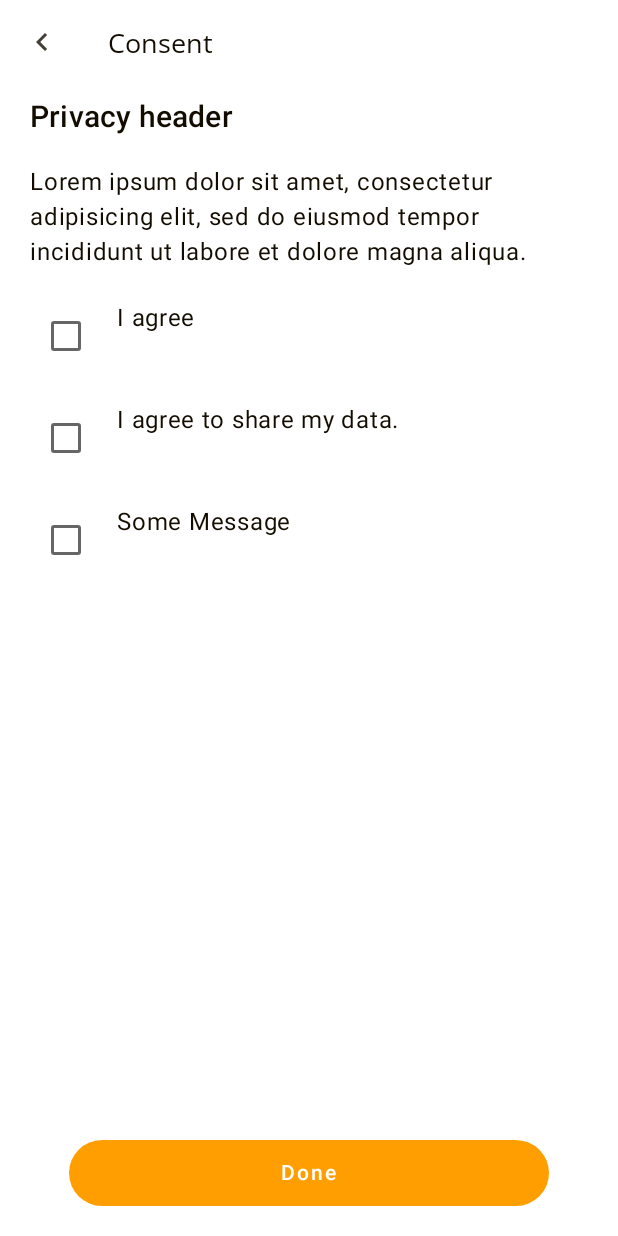
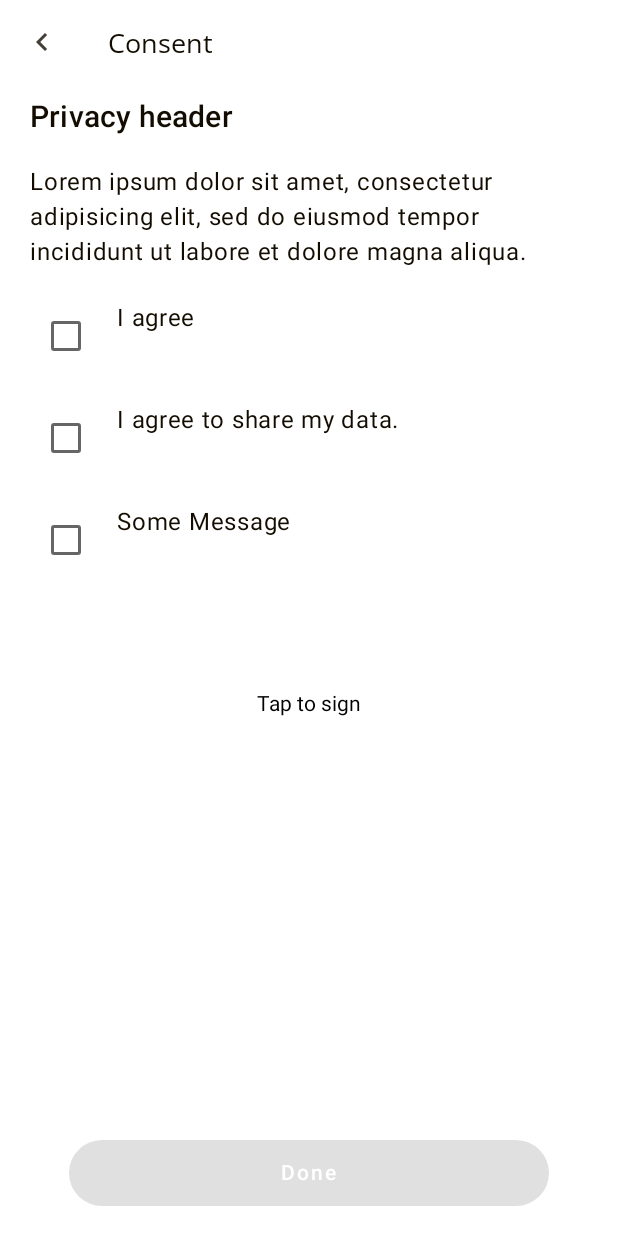
Before and after one commit to jjyun-do/app-sdk, an Android app built with Jetpack Compose: the @Preview function ConsentTextLayoutPreview, on a phone screen of 412 x 824 dp. Run offline under Robolectric (Android 15) with nearby library versions, the phone set to English and light mode, and no system bars.

Commit message:
:sparkles: Apply SignatureLayout on ConsentTextScreen. (#54)
* :sparkles: Apply SignatureLayout on ConsentTextScreen.

Signed-off-by: culater.kwak <culater.kwak@samsung.com>

* fix the ktlintcheck error

```diff
--- a/sdk/src/main/java/com/samsung/healthcare/research/step/ConsentTextStep.kt
+++ b/sdk/src/main/java/com/samsung/healthcare/research/step/ConsentTextStep.kt
@@ -1,7 +1,7 @@
 package com.samsung.healthcare.research.step
 
 import androidx.compose.runtime.Composable
-import com.samsung.healthcare.research.view.layout.ConsentTextLayout
+import com.samsung.healthcare.research.view.layout.ConsentTextScreen
 
 class ConsentTextStep(
     id: String,
@@ -12,7 +12,7 @@ class ConsentTextStep(
     onCompleted: (Boolean) -> Unit,
     private val layout: @Composable (String, String, String, List<String>, () -> Unit) -> Unit =
         { title, subTitle, description, checkBoxTexts, callback ->
-            ConsentTextLayout(title, subTitle, description, checkBoxTexts) { callback() }
+            ConsentTextScreen(title, subTitle, description, checkBoxTexts) { callback() }
         }
 ) : Step<Boolean>(id, onCompleted) {
     override val composable: @Composable () -> Unit = {
--- a/sdk/src/main/java/com/samsung/healthcare/research/theme/AppColors.kt
+++ b/sdk/src/main/java/com/samsung/healthcare/research/theme/AppColors.kt
@@ -23,6 +23,7 @@ class AppColors(
     onError: Color,
     isLight: Boolean,
     // Extension
+    lightBackground: Color,
     primaryDark: Color,
     textPrimary: Color,
     textPrimaryAccent: Color,
@@ -68,6 +69,9 @@ class AppColors(
     var isLight by mutableStateOf(isLight)
         private set
 
+    var lightBackground by mutableStateOf(lightBackground)
+        private set
+
     var primaryDark by mutableStateOf(primaryDark)
         private set
 
@@ -97,6 +101,7 @@ class AppColors(
         onSurface: Color = this.onSurface,
         onError: Color = this.onError,
         isLight: Boolean = this.isLight,
+        lightBackground: Color = this.lightBackground,
         primaryDark: Color = this.primaryDark,
         textPrimary: Color = this.textPrimary,
         textPrimaryAccent: Color = this.textPrimaryAccent,
@@ -116,6 +121,7 @@ class AppColors(
         onSurface,
         onError,
         isLight,
+        lightBackground,
         primaryDark,
         textPrimary,
         textPrimaryAccent,
@@ -137,6 +143,7 @@ class AppColors(
         onSurface = other.onSurface
         onError = other.onError
         isLight = other.isLight
+        lightBackground = other.lightBackground
         primaryDark = other.primaryDark
         textPrimary = other.textPrimary
         textPrimaryAccent = other.textPrimaryAccent
@@ -177,6 +184,7 @@ fun lightColors(
     onSurface: Color = Color(0xFFFF9E00),
     onError: Color = Color(0xFFFF9E00),
     isLight: Boolean = true,
+    lightBackground: Color = Color(0xFFFFFFFF),
     primaryDark: Color = Color(0xFF443F36),
     textPrimary: Color = Color(0xFF130C00),
     textPrimaryAccent: Color = Color(0xFFFF9E00),
@@ -196,6 +204,7 @@ fun lightColors(
     onSurface = onSurface,
     onError = onError,
     isLight = isLight,
+    lightBackground = lightBackground,
     primaryDark = primaryDark,
     textPrimary = textPrimary,
     textSecondary = textSecondary,
@@ -218,6 +227,7 @@ fun darkColors(
     onSurface: Color = Color(0xFFFF9E00),
     onError: Color = Color(0xFFFF9E00),
     isLight: Boolean = true,
+    lightBackground: Color = Color(0xFF5A5A5A),
     primaryDark: Color = Color(0xFFFF9E00),
     textPrimary: Color = Color(0xFFFFFFFF),
     textPrimaryAccent: Color = Color(0xFFFF9E00),
@@ -237,6 +247,7 @@ fun darkColors(
     onSurface = onSurface,
     onError = onError,
     isLight = isLight,
+    lightBackground = lightBackground,
     primaryDark = primaryDark,
     textPrimary = textPrimary,
     textSecondary = textSecondary,
--- a/sdk/src/main/java/com/samsung/healthcare/research/view/common/BottomBar.kt
+++ b/sdk/src/main/java/com/samsung/healthcare/research/view/common/BottomBar.kt
@@ -73,7 +73,8 @@ fun BottomBar(
 @Composable
 fun BottomBar(
     text: String,
-    onClick: () -> Unit
+    buttonEnabled: Boolean = true,
+    onClick: () -> Unit,
 ) {
     Column(
         horizontalAlignment = Alignment.CenterHorizontally,
@@ -84,9 +85,10 @@ fun BottomBar(
         RoundButton(
             text = text,
             buttonColor = MaterialTheme.colors.primary,
+            enabled = buttonEnabled,
             modifier = Modifier
                 .height(44.dp)
-                .width(212.dp)
+                .width(320.dp)
         ) {
             onClick()
         }
--- a/sdk/src/main/java/com/samsung/healthcare/research/view/common/RoundButton.kt
+++ b/sdk/src/main/java/com/samsung/healthcare/research/view/common/RoundButton.kt
@@ -19,10 +19,12 @@ fun RoundButton(
     textColor: Color = AppTheme.colors.background,
     border: BorderStroke? = null,
     modifier: Modifier = Modifier,
+    enabled: Boolean = true,
     onClick: () -> Unit
 ) {
     Button(
         modifier = modifier,
+        enabled = enabled,
         shape = RoundedCornerShape(50),
         colors = ButtonDefaults.buttonColors(backgroundColor = buttonColor),
         elevation = ButtonDefaults.elevation(defaultElevation = 0.dp),
--- /dev/null
+++ b/sdk/src/main/java/com/samsung/healthcare/research/view/consenttext/ConsentTextScreen.kt
@@ -0,0 +1,66 @@
+package com.samsung.healthcare.research.view.layout
+
+import androidx.compose.runtime.Composable
+import androidx.compose.runtime.getValue
+import androidx.compose.runtime.mutableStateOf
+import androidx.compose.runtime.saveable.rememberSaveable
+import androidx.compose.runtime.setValue
+import androidx.compose.ui.res.stringResource
+import androidx.compose.ui.tooling.preview.Preview
+import com.samsung.healthcare.research.R
+import com.samsung.healthcare.research.view.ConsentTextLayout
+import com.samsung.healthcare.research.view.SignatureLayout
+
+@Composable
+fun ConsentTextScreen(
+    title: String,
+    subTitle: String,
+    description: String,
+    checkBoxTexts: List<String>,
+    buttonText: String = "Done",
+    onClickBack: () -> Unit = {},
+    onComplete: () -> Unit = {}
+) {
+    var mutableSvg = rememberSaveable { mutableStateOf("") }
+    var signaturePadVisible by rememberSaveable { mutableStateOf(false) }
+
+    when (signaturePadVisible) {
+        false -> {
+            ConsentTextLayout(
+                signature = mutableSvg.value,
+                title = title,
+                subTitle = subTitle,
+                description = description,
+                checkBoxTexts = checkBoxTexts,
+                buttonText = buttonText,
+                onClickBack = onClickBack,
+                onComplete = onComplete,
+                onClickPad = {
+                    signaturePadVisible = true
+                }
+            )
+        }
+        true -> {
+            SignatureLayout(
+                onClickDone = { svg ->
+                    mutableSvg.value = svg
+                    signaturePadVisible = false
+                },
+                onClickCancel = {
+                    signaturePadVisible = false
+                },
+            )
+        }
+    }
+}
+
+@Preview(showBackground = true)
+@Composable
+fun ConsentTextLayoutPreview() {
+    ConsentTextScreen(
+        title = "Consent",
+        subTitle = "Privacy header",
+        description = stringResource(R.string.lorem_ipsum_short),
+        checkBoxTexts = listOf("I agree", "I agree to share my data.", "Some Message"),
+    )
+}
--- a/sdk/src/main/java/com/samsung/healthcare/research/view/layout/ConsentTextLayout.kt
+++ b/sdk/src/main/java/com/samsung/healthcare/research/view/layout/ConsentTextLayout.kt
@@ -1,9 +1,15 @@
-package com.samsung.healthcare.research.view.layout
+package com.samsung.healthcare.research.view
 
+import androidx.compose.foundation.background
+import androidx.compose.foundation.clickable
+import androidx.compose.foundation.layout.Box
 import androidx.compose.foundation.layout.Column
 import androidx.compose.foundation.layout.Row
 import androidx.compose.foundation.layout.fillMaxWidth
+import androidx.compose.foundation.layout.height
 import androidx.compose.foundation.layout.padding
+import androidx.compose.foundation.rememberScrollState
+import androidx.compose.foundation.verticalScroll
 import androidx.compose.material.Checkbox
 import androidx.compose.material.MaterialTheme
 import androidx.compose.material.Scaffold
@@ -11,32 +17,47 @@ import androidx.compose.material.Text
 import androidx.compose.runtime.Composable
 import androidx.compose.runtime.mutableStateOf
 import androidx.compose.runtime.remember
+import androidx.compose.ui.Alignment
 import androidx.compose.ui.Modifier
-import androidx.compose.ui.res.stringResource
-import androidx.compose.ui.tooling.preview.Preview
 import androidx.compose.ui.unit.dp
 import androidx.compose.ui.unit.sp
-import com.samsung.healthcare.research.R
 import com.samsung.healthcare.research.theme.AppTheme
-import com.samsung.healthcare.research.view.common.BottomRoundButton
+import com.samsung.healthcare.research.view.common.BottomBar
 import com.samsung.healthcare.research.view.common.TopBar
 
 @Composable
 fun ConsentTextLayout(
+    signature: String = "",
     title: String,
     subTitle: String,
     description: String,
     checkBoxTexts: List<String>,
     buttonText: String = "Done",
     onClickBack: () -> Unit = {},
-    onComplete: () -> Unit = {}
+    onComplete: () -> Unit = {},
+    onClickPad: () -> Unit = {},
 ) {
+    val scrollState = rememberScrollState()
     Scaffold(
         topBar = {
             TopBar(title = title) {
                 onClickBack()
             }
         },
+        bottomBar = {
+            BottomBar(
+                text = buttonText,
+                buttonEnabled = signature != "" ?: false,
+            ) {
+                onComplete()
+            }
+        },
+    ) { innerPadding ->
+        Column(
+            modifier = Modifier
+                .fillMaxWidth()
+                .verticalScroll(scrollState)
+                .padding(innerPadding),
         ) {
             Column(
                 modifier = Modifier
@@ -65,11 +86,22 @@ fun ConsentTextLayout(
                         labelText = it,
                     )
                 }
+            }
 
-            BottomRoundButton(
-                text = buttonText
+            Box(
+                modifier = Modifier
+                    .fillMaxWidth()
+                    .height(150.dp)
+                    .padding(vertical = 10.dp)
+                    .background(color = AppTheme.colors.lightBackground)
+                    .clickable {
+                        onClickPad()
+                    },
             ) {
-                onComplete()
+                Text(
+                    modifier = Modifier.align(alignment = Alignment.Center),
+                    text = "Tap to sign",
+                )
             }
         }
     }
@@ -100,14 +132,3 @@ fun LabeledCheckbox(
         )
     }
 }
-
-@Preview(showBackground = true)
-@Composable
-fun ConsentTextLayoutPreview() {
-    ConsentTextLayout(
-        title = "Consent",
-        subTitle = "Privacy header",
-        description = stringResource(R.string.lorem_ipsum_short),
-        checkBoxTexts = listOf("I agree", "I agree to share my data.", "Some Message"),
-    )
-}
```
Also changed, not shown: sdk/src/main/java/com/samsung/healthcare/research/view/layout/SignatureLayout.kt (renamed from sdk/src/main/java/com/samsung/healthcare/research/view/SignatureView.kt, +9 -24 lines). Lines whose indentation alone changed are shown as unchanged.
